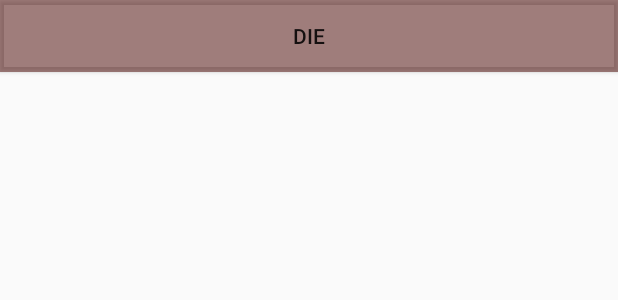
After one commit to TonyCQin/CS2340B_Team14, an Android app: the layout game_screen.xml on its own in the app's theme, with its tools: preview values and no code run, on a phone screen of 412 x 824 dp. The commit adds this screen. Shown: the top 300 px of the screen. Run offline under Robolectric (Android 15) with nearby library versions, the phone set to English and light mode, and no system bars.

Commit message:
Add button to go the end screen from game screen

```diff
--- /dev/null
+++ b/app/src/main/res/layout/game_screen.xml
@@ -0,0 +1,16 @@
+<?xml version="1.0" encoding="utf-8"?>
+<LinearLayout xmlns:android="http://schemas.android.com/apk/res/android"
+    xmlns:app="http://schemas.android.com/apk/res-auto"
+    android:layout_width="match_parent"
+    android:layout_height="match_parent">
+
+    <Button
+        android:id="@+id/toEndButton"
+        android:layout_width="wrap_content"
+        android:layout_height="wrap_content"
+        android:layout_weight="1"
+        android:background="#3A6C67"
+        android:backgroundTint="#955E2521"
+        android:text="@string/Die"
+        app:strokeColor="#A6BD5048" />
+</LinearLayout>
--- a/app/src/main/res/values/strings.xml
+++ b/app/src/main/res/values/strings.xml
@@ -2,4 +2,5 @@
     <string name="app_name">Basement Dungeon Crawler</string>
     <string name="restart">Restart</string>
     <string name="Leaderboard">Leaderboard</string>
+    <string name="Die">Die</string>
 </resources>
```
Also changed, not shown: app/src/main/java/com/example/basementdungeoncrawler/GameScreen.java (added, +30 -0 lines).
